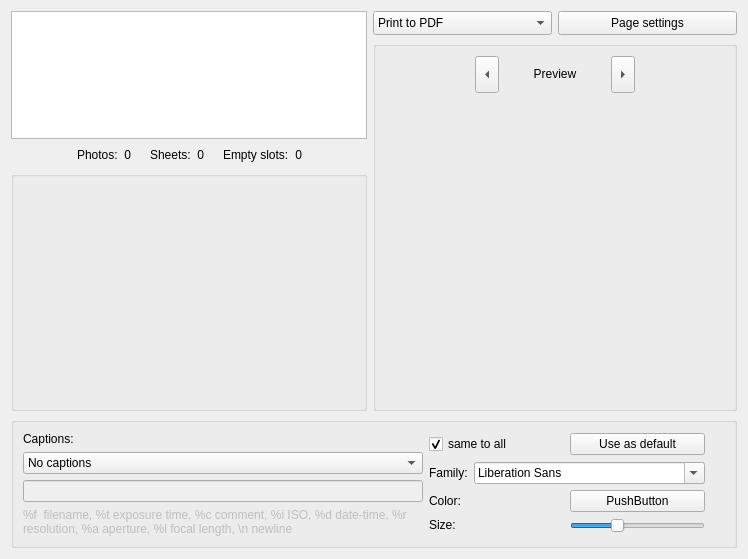
KDE/kipi-plugins, file printimages/ui/photopage.ui: the form before one commit.
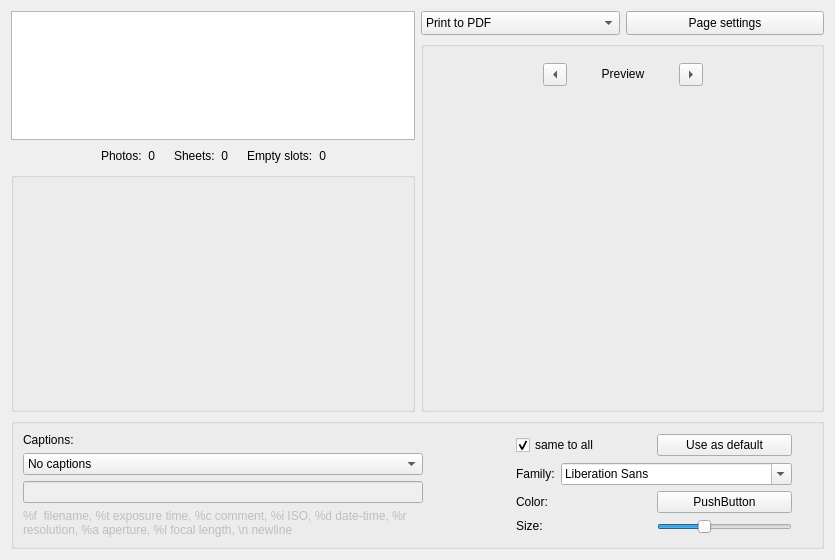
The form after the commit. Custom widgets are drawn as their Qt base class.

Commit message: SVN_SILENT: reviewed

Diff of the .ui file:
```diff
--- a/printimages/ui/photopage.ui
+++ b/printimages/ui/photopage.ui
@@ -6,8 +6,8 @@
    <rect>
     <x>0</x>
     <y>0</y>
-    <width>712</width>
-    <height>548</height>
+    <width>824</width>
+    <height>560</height>
    </rect>
   </property>
   <layout class="QVBoxLayout" name="verticalLayout_11">
@@ -236,8 +236,23 @@
             </property>
             <property name="sizeHint" stdset="0">
              <size>
-              <width>20</width>
+              <width>36</width>
               <height>20</height>
+             </size>
+            </property>
+           </spacer>
+          </item>
+          <item>
+           <layout class="QVBoxLayout" name="verticalLayout_12">
+            <item>
+             <spacer name="verticalSpacer">
+              <property name="orientation">
+               <enum>Qt::Vertical</enum>
+              </property>
+              <property name="sizeHint" stdset="0">
+               <size>
+                <width>20</width>
+                <height>16</height>
              </size>
             </property>
            </spacer>
@@ -362,13 +377,28 @@
            </layout>
           </item>
           <item>
+             <spacer name="verticalSpacer_2">
+              <property name="orientation">
+               <enum>Qt::Vertical</enum>
+              </property>
+              <property name="sizeHint" stdset="0">
+               <size>
+                <width>20</width>
+                <height>16</height>
+               </size>
+              </property>
+             </spacer>
+            </item>
+           </layout>
+          </item>
+          <item>
            <spacer name="horizontalSpacer_5">
             <property name="orientation">
              <enum>Qt::Horizontal</enum>
             </property>
             <property name="sizeHint" stdset="0">
              <size>
-              <width>20</width>
+              <width>35</width>
               <height>20</height>
              </size>
             </property>
@@ -386,9 +416,7 @@
      <property name="title">
       <string/>
      </property>
-     <layout class="QGridLayout" name="gridLayout">
-      <item row="0" column="0">
-       <layout class="QHBoxLayout" name="horizontalLayout_10">
+     <layout class="QHBoxLayout" name="horizontalLayout_12">
         <item>
          <layout class="QHBoxLayout" name="horizontalLayout_9">
           <item>
@@ -614,6 +642,8 @@
          </layout>
         </item>
         <item>
+       <layout class="QHBoxLayout" name="horizontalLayout_10">
+        <item>
          <spacer name="verticalSpacer_5">
           <property name="orientation">
            <enum>Qt::Vertical</enum>
@@ -631,6 +661,19 @@
      </layout>
     </widget>
    </item>
+   <item>
+    <spacer name="verticalSpacer_3">
+     <property name="orientation">
+      <enum>Qt::Vertical</enum>
+     </property>
+     <property name="sizeHint" stdset="0">
+      <size>
+       <width>813</width>
+       <height>5</height>
+      </size>
+     </property>
+    </spacer>
+   </item>
   </layout>
  </widget>
  <customwidgets>
```
Lines whose indentation alone changed are shown as unchanged.
